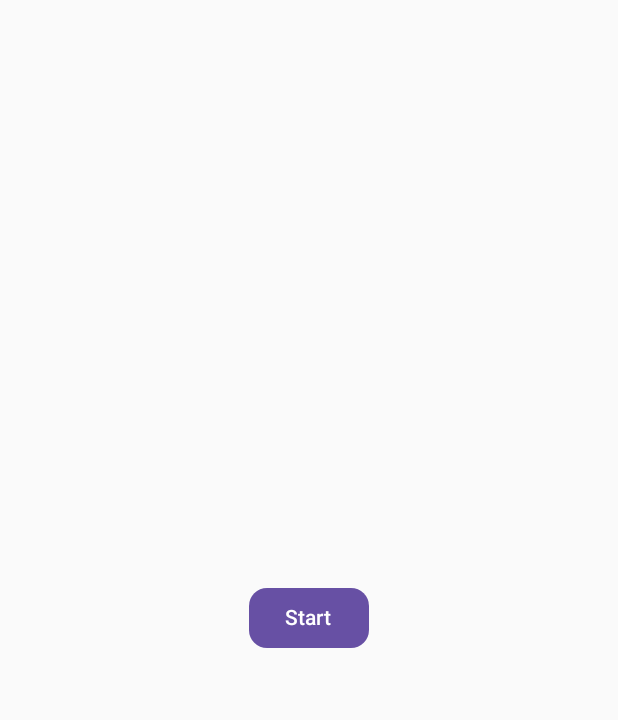
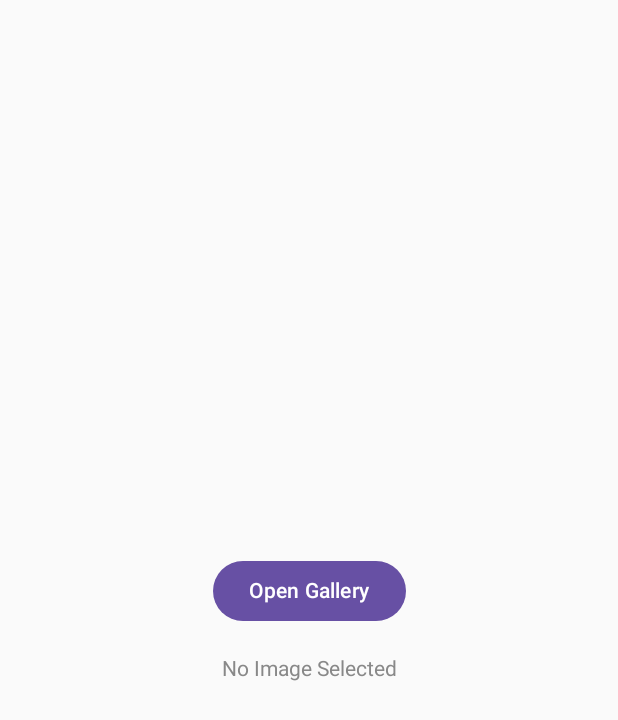
Before and after one commit to omohsentrenddc/photoEditor, an Android app built with Jetpack Compose: the screen it shows after launch (MainActivity), on a phone screen of 412 x 824 dp. Shown: the top 720 px of the screen. Run offline under Robolectric (Android 15) with nearby library versions, the phone set to English and light mode, and no system bars; libraries missing offline, so code that uses them is left out: ly.img.android; pictures from the network do not load; 2 statements that could not run were skipped.

Commit message:
worked in add photo

```diff
--- a/app/build.gradle.kts
+++ b/app/build.gradle.kts
@@ -109,6 +109,8 @@ dependencies {
     debugImplementation(libs.androidx.ui.test.manifest)
 
 
+    implementation("io.coil-kt:coil-compose:2.7.0")
+    implementation("com.squareup.okhttp3:logging-interceptor:4.9.0")
     implementation("com.squareup.retrofit2:retrofit:2.9.0")
             implementation( "com.squareup.retrofit2:converter-gson:2.9.0")
     // ViewModel and LiveData for MVVM architecture
--- a/app/src/main/AndroidManifest.xml
+++ b/app/src/main/AndroidManifest.xml
@@ -1,11 +1,15 @@
 <?xml version="1.0" encoding="utf-8"?>
 <manifest xmlns:android="http://schemas.android.com/apk/res/android"
     xmlns:tools="http://schemas.android.com/tools">
+
+    <uses-permission android:name="android.permission.ACCEPT_HANDOVER"/>
+    <uses-permission android:name="android.permission.READ_EXTERNAL_STORAGE"/>
 
     <application
         android:allowBackup="true"
         android:dataExtractionRules="@xml/data_extraction_rules"
         android:fullBackupContent="@xml/backup_rules"
+        android:requestLegacyExternalStorage="true"
         android:icon="@mipmap/ic_launcher"
         android:label="@string/app_name"
         android:roundIcon="@mipmap/ic_launcher_round"
--- a/app/src/main/java/com/example/photoeditorcompose/MainActivity.kt
+++ b/app/src/main/java/com/example/photoeditorcompose/MainActivity.kt
@@ -1,5 +1,7 @@
 package com.example.photoeditorcompose
 
+import android.content.ContentResolver
+import android.content.Context
 import android.net.Uri
 import android.os.Bundle
 import android.os.Environment
@@ -9,14 +11,18 @@ import androidx.activity.ComponentActivity
 import androidx.activity.compose.rememberLauncherForActivityResult
 import androidx.activity.compose.setContent
 import androidx.activity.enableEdgeToEdge
+import androidx.activity.result.contract.ActivityResultContracts
 import androidx.activity.viewModels
+import androidx.compose.foundation.Image
 import androidx.compose.foundation.layout.Arrangement
 import androidx.compose.foundation.layout.Column
 import androidx.compose.foundation.layout.Spacer
 import androidx.compose.foundation.layout.fillMaxHeight
+import androidx.compose.foundation.layout.fillMaxSize
 import androidx.compose.foundation.layout.fillMaxWidth
 import androidx.compose.foundation.layout.height
 import androidx.compose.foundation.layout.padding
+import androidx.compose.foundation.layout.size
 import androidx.compose.foundation.lazy.LazyColumn
 import androidx.compose.foundation.lazy.items
 import androidx.compose.material3.Button
@@ -24,12 +30,22 @@ import androidx.compose.material3.MaterialTheme
 import androidx.compose.material3.Text
 import androidx.compose.runtime.Composable
 import androidx.compose.runtime.DisposableEffect
+import androidx.compose.runtime.LaunchedEffect
+import androidx.compose.runtime.getValue
+import androidx.compose.runtime.mutableStateOf
+import androidx.compose.runtime.remember
+import androidx.compose.runtime.setValue
 import androidx.compose.ui.Alignment
 import androidx.compose.ui.Modifier
 import androidx.compose.ui.graphics.Color
+import androidx.compose.ui.layout.ContentScale
+import androidx.compose.ui.platform.LocalContext
+import androidx.compose.ui.res.painterResource
 import androidx.compose.ui.tooling.preview.Preview
 import androidx.compose.ui.unit.dp
 import androidx.lifecycle.lifecycleScope
+import coil.compose.rememberAsyncImagePainter
+import coil.compose.rememberImagePainter
 import com.example.photoeditorcompose.ui.theme.PhotoEditorComposeTheme
 import com.example.photoeditorcompose.viewmodel.MainViewModel
 import kotlinx.coroutines.Dispatchers
@@ -43,14 +59,19 @@ import ly.img.android.pesdk.backend.model.state.PhotoEditorSaveSettings
 import ly.img.android.pesdk.ui.activity.PhotoEditorActivityResultContract
 import ly.img.android.serializer._3.IMGLYFileWriter
 import java.io.File
+import java.io.FileOutputStream
+import java.io.InputStream
 
 class MainActivity : ComponentActivity() {
     val viewModel : MainViewModel by viewModels()
+    var imageSelected: Uri? = null;
+
     override fun onCreate(savedInstanceState: Bundle?) {
         super.onCreate(savedInstanceState)
 
         enableEdgeToEdge()
         setContent {
+            val context = LocalContext.current
             val editorLauncher = rememberLauncherForActivityResult(
                 contract = PhotoEditorActivityResultContract(),
                 onResult = { result ->
@@ -61,8 +82,16 @@ class MainActivity : ComponentActivity() {
 //                            file.delete()
 //                        }
 //                        file.createNewFile()
-                        viewModel.jsonResult = IMGLYFileWriter(settingsList).writeJsonAsString()
+                        val jsonString = IMGLYFileWriter(settingsList).writeJsonAsString()
                         Log.d(TAG, "onCreateDone: $result")
+                        imageSelected?.let { selectImage ->
+                            val file = uriToFile(context,selectImage)
+                            file?.let {
+                                viewModel.saveImage(jsonString,file)
+                            }
+
+                        }
+
                         // Serialize the settingsList as JSON into the file
 //                        IMGLYFileWriter(settingsList).writeJson(file)
                         // val result = activity.contentResolver.openInputStream(file.toUri())
@@ -82,6 +111,7 @@ class MainActivity : ComponentActivity() {
                     }
                 }
             )
+
             Column(
                 modifier = Modifier
                     .fillMaxWidth()
@@ -89,20 +119,19 @@ class MainActivity : ComponentActivity() {
                 verticalArrangement = Arrangement.Center,
                 horizontalAlignment = Alignment.CenterHorizontally,
             ) {
-                Button(
-                    onClick = {
-                        // In this example, we do not need access to the Uri(s) after the editor is closed
-                        // so we pass false in the constructor
-                        val settingsList = PhotoEditorSettingsList(false)
+                GalleryPicker{ uri ->
+                    imageSelected = uri
+                    val settingsList = PhotoEditorSettingsList(true)
                         .configure<LoadSettings> {
                             // Set the source as the Uri of the image to be loaded
-                                it.source = Uri.parse( "https://letsenhance.io/static/03620c83508fc72c6d2b218c7e304ba5/11499/UpscalerAfter.jpg" )
+                            it.source = uri
                         }
                         .configure<PhotoEditorSaveSettings> {
                             it.outputMode = OutputMode.EXPORT_ALWAYS
                         }
                         .configure<PhotoEditorSaveSettings> {
                             val file = File(cacheDir, "imgly_photo.jpg")
+                            viewModel.fileUpdateFromEditor = file
                             it.setOutputToUri(Uri.fromFile(file))
                         }
 
@@ -110,11 +139,8 @@ class MainActivity : ComponentActivity() {
                     editorLauncher.launch(settingsList)
                     // Release the SettingsList once done
                     settingsList.release()
-                    },
-                    shape = MaterialTheme.shapes.medium,
-                ) {
-                    Text(text = "Start", color = Color.White)
                 }
+
             }
 
             ImageList(viewModel = MainViewModel())
@@ -136,7 +162,79 @@ class MainActivity : ComponentActivity() {
         Toast.makeText(this,"msg: $msg",Toast.LENGTH_LONG).show()
     }
 
+    fun uriToFile(context: Context, uri: Uri): File? {
+        val contentResolver: ContentResolver = context.contentResolver
+        val file = File(context.cacheDir, "selectedImage_${System.currentTimeMillis()}.jpg")
+
+        try {
+            val inputStream: InputStream? = contentResolver.openInputStream(uri)
+            val outputStream = FileOutputStream(file)
+            inputStream?.use { input ->
+                outputStream.use { output ->
+                    val buffer = ByteArray(1024)
+                    var length: Int
+                    while (input.read(buffer).also { length = it } > 0) {
+                        output.write(buffer, 0, length)
                     }
+                }
+            }
+        } catch (e: Exception) {
+            e.printStackTrace()
+            return null
+        }
+
+        return file
+    }
+
+
+
+    @Composable
+    fun GalleryPicker( openEditor: (uri: Uri) -> Unit) {
+        var selectedImageUri by remember { mutableStateOf<Uri?>(null) }
+        val galleryLauncher = rememberLauncherForActivityResult(
+            contract = ActivityResultContracts.GetContent(),
+            onResult = { uri: Uri? ->
+                if (uri != null) {
+                    selectedImageUri = uri
+                    imageSelected = selectedImageUri
+                }
+            }
+        )
+
+        Column(
+            modifier = Modifier
+                .fillMaxSize()
+                .padding(16.dp),
+            horizontalAlignment = Alignment.CenterHorizontally,
+            verticalArrangement = Arrangement.Center
+        ) {
+            Button(onClick = {
+                galleryLauncher.launch("image/*")
+            }) {
+                Text("Open Gallery")
+            }
+
+            Spacer(modifier = Modifier.height(20.dp))
+
+            selectedImageUri?.let { uri ->
+                Image(
+                    painter = rememberAsyncImagePainter(uri),
+                    contentDescription = null,
+                    modifier = Modifier.size(300.dp),
+                    contentScale = ContentScale.Crop
+                )
+                Button(onClick = {
+                    openEditor(uri)
+                }) {
+                    Text("Open Editor")
+                }
+            } ?: Text("No Image Selected", color = Color.Gray)
+        }
+    }
+
+}
+
+
 
 private  val TAG = "MainActivity"
 
--- /dev/null
+++ b/app/src/main/java/com/example/photoeditorcompose/model/EditImageModelRequest.kt
@@ -0,0 +1,6 @@
+package com.example.photoeditorcompose.model
+
+data class EditImageModelRequest(
+    var text: String,
+    var id: Int? = null
+)
--- a/app/src/main/java/com/example/photoeditorcompose/model/ImageModelRequest.kt
+++ /dev/null
@@ -1,5 +0,0 @@
-package com.example.photoeditorcompose.model
-
-data class ImageModelRequest(
-    var text: String
-)
--- a/app/src/main/java/com/example/photoeditorcompose/network/ApiService.kt
+++ b/app/src/main/java/com/example/photoeditorcompose/network/ApiService.kt
@@ -1,22 +1,37 @@
 package com.example.photoeditorcompose.network
 
-import com.example.photoeditorcompose.model.ImageModelRequest
+import com.example.photoeditorcompose.model.EditImageModelRequest
 import com.example.photoeditorcompose.model.ImageResponse
 import okhttp3.MultipartBody
+import okhttp3.RequestBody
 import retrofit2.http.Body
 import retrofit2.http.GET
 import retrofit2.http.Multipart
 import retrofit2.http.POST
 import retrofit2.http.Part
+import retrofit2.http.PartMap
 
 interface ApiService {
     //https://app.tahann.co/dashboard/api/v1/tests
-    @GET("tests")
+    /*
+
+     */
+    @GET("test/all")
     suspend fun getImages(): ImageResponse
 
     @Multipart
+    @POST("test/store")
+    suspend fun saveImage(@PartMap data: Map<String, @JvmSuppressWildcards RequestBody>,
+                          @Part oldImage: MultipartBody.Part, @Part newImage: MultipartBody.Part
+    ): ImageResponse
+
+    @Multipart
     @POST("tests")
-    suspend fun submitImage(@Body model : ImageModelRequest,
-                            @Part image: MultipartBody.Part
+    suspend fun editImage(@Body model : EditImageModelRequest,
+                          @Part image: MultipartBody.Part
+    ): ImageResponse
+
+    @POST("tests")
+    suspend fun editImage(@Body model : EditImageModelRequest
     ): ImageResponse
 }
--- a/app/src/main/java/com/example/photoeditorcompose/network/RetrofitInstance.kt
+++ b/app/src/main/java/com/example/photoeditorcompose/network/RetrofitInstance.kt
@@ -1,15 +1,28 @@
 package com.example.photoeditorcompose.network
 
+import okhttp3.OkHttpClient
+import okhttp3.logging.HttpLoggingInterceptor
 import retrofit2.Retrofit
 import retrofit2.converter.gson.GsonConverterFactory
 
 object RetrofitInstance {
     private
-    const val BASE_URL = "https://app.tahann.co/dashboard/api/v1/"
+    const val BASE_URL = "https://stage.thecontentapp.net/dashboard/api/"
+// set your desired log level
+
+    // set your desired log level
+    val httpClient = OkHttpClient.Builder()
+        .addInterceptor(HttpLoggingInterceptor()
+            .setLevel(HttpLoggingInterceptor.Level.BODY));
+// add your other interceptors …
+// add logging as last interceptor
+
+
     val api: ApiService by lazy {
         val retrofit = Retrofit.Builder()
             .baseUrl(BASE_URL)
             .addConverterFactory(GsonConverterFactory.create())
+            .client(httpClient.build())
             .build()
         retrofit.create(ApiService::class.java)
     }
```
Also changed, not shown: app/src/main/java/com/example/photoeditorcompose/viewmodel/MainViewModel.kt (+71 -9 lines). Lines whose indentation alone changed are shown as unchanged.
